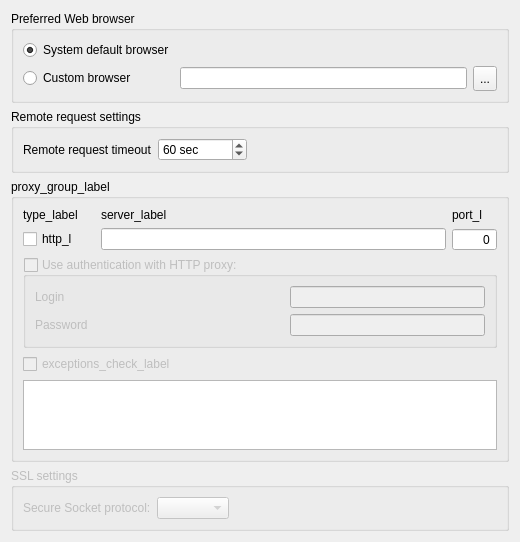
Before: the Qt Designer form src/ugeneui/src/app_settings/network_settings/ui/NetworkSettingsWidget.ui in violethaze74/ugene, drawn with Qt 5.
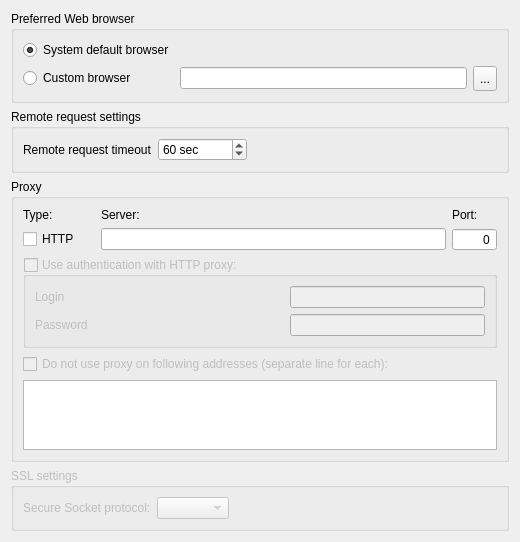
After: the same form once the commit is applied.

What changed in the file:
```diff
--- a/src/ugeneui/src/app_settings/network_settings/ui/NetworkSettingsWidget.ui
+++ b/src/ugeneui/src/app_settings/network_settings/ui/NetworkSettingsWidget.ui
@@ -184,7 +184,7 @@
       </size>
      </property>
      <property name="title">
-      <string>proxy_group_label</string>
+      <string>Proxy</string>
      </property>
      <layout class="QGridLayout" name="gridLayout_3">
       <property name="sizeConstraint">
@@ -195,21 +195,21 @@
         <item row="0" column="0">
          <widget class="QLabel" name="proxyTypeLabel">
           <property name="text">
-           <string>type_label</string>
+           <string>Type:</string>
           </property>
          </widget>
         </item>
         <item row="0" column="1">
          <widget class="QLabel" name="proxyServerLabel">
           <property name="text">
-           <string>server_label</string>
+           <string>Server:</string>
           </property>
          </widget>
         </item>
         <item row="0" column="2">
          <widget class="QLabel" name="proxyPortLabel">
           <property name="text">
-           <string>port_l</string>
+           <string>Port:</string>
           </property>
          </widget>
         </item>
@@ -222,7 +222,7 @@
            </size>
           </property>
           <property name="text">
-           <string>http_l</string>
+           <string>HTTP</string>
           </property>
           <property name="checkable">
            <bool>true</bool>
@@ -331,7 +331,7 @@
          <bool>false</bool>
         </property>
         <property name="text">
-         <string>exceptions_check_label</string>
+         <string>Do not use proxy on following addresses (separate line for each):</string>
         </property>
        </widget>
       </item>
```
Left out of the diff: 2 changed lines with no effect on the pictures.
